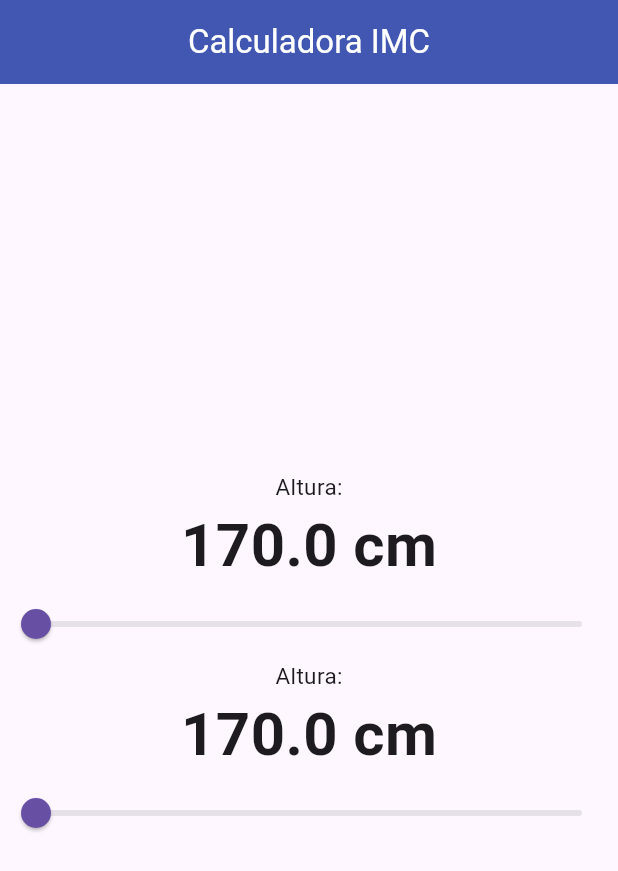
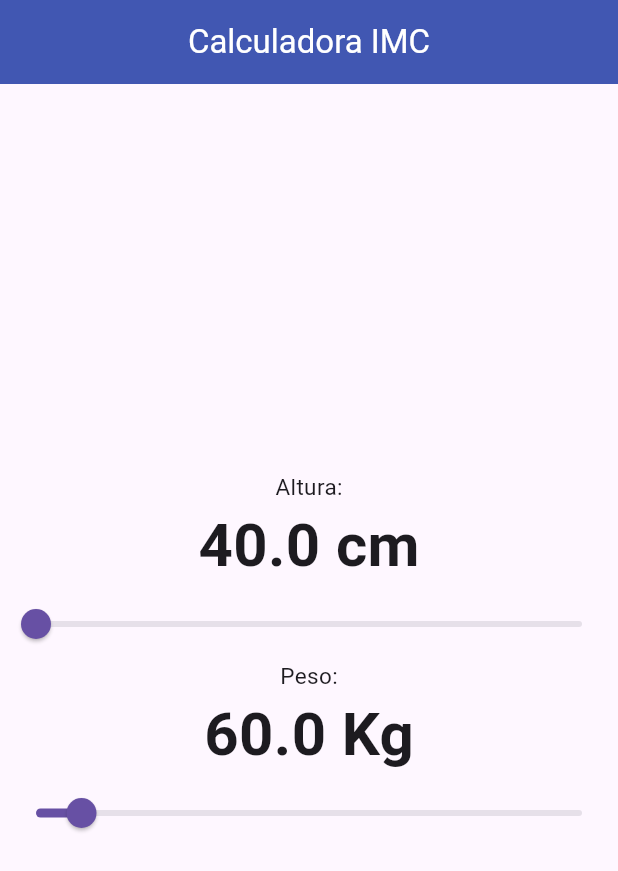
Before and after one commit to fr4nsgallegos/imcappg13, a Flutter app: the screen it shows after launch, on a phone screen of 412 x 824 dp. Shown: the top 871 px of the screen. Run offline on Flutter 3.47's test engine with Material 3 defaults, Android fonts, the phone set to English and light mode, and no system bars.

Commit message:
slider desde statefullwidget

```diff
--- a/lib/pages/imc_page.dart
+++ b/lib/pages/imc_page.dart
@@ -1,4 +1,5 @@
 import 'package:flutter/material.dart';
+import 'package:imcappg13/widgets/slider_widget.dart';
 
 class ImcPage extends StatefulWidget {
   @override
@@ -8,27 +9,8 @@ class ImcPage extends StatefulWidget {
 class _ImcPageState extends State<ImcPage> {
   // double sliderValue = 1;
 
-  double sliderHeigth = 0;
-  double sliderweight = 0;
-
-  Widget sliderWidget() {
-    return Column(
-      children: [
-        Text("Altura:", style: TextStyle(fontSize: 15)),
-        Text(
-          "170.0 cm",
-          style: TextStyle(fontWeight: FontWeight.bold, fontSize: 40),
-        ),
-        Slider(
-          value: sliderHeigth,
-          onChanged: (value) {
-            sliderHeigth = value;
-            setState(() {});
-          },
-        ),
-      ],
-    );
-  }
+  double sliderHeigth = 40;
+  double sliderweight = 60;
 
   @override
   Widget build(BuildContext context) {
@@ -42,7 +24,18 @@ class _ImcPageState extends State<ImcPage> {
       body: Center(
         child: Column(
           mainAxisAlignment: MainAxisAlignment.center,
-          children: [sliderWidget(), sliderWidget()],
+          children: [
+            SliderWidget(
+              title: "Altura",
+              unidadMedida: "cm",
+              value: sliderHeigth,
+            ),
+            SliderWidget(
+              title: "Peso",
+              unidadMedida: "Kg",
+              value: sliderweight,
+            ),
+          ],
         ),
       ),
     );
--- /dev/null
+++ b/lib/widgets/slider_widget.dart
@@ -0,0 +1,44 @@
+import 'package:flutter/material.dart';
+
+class SliderWidget extends StatefulWidget {
+  double value;
+  String title;
+  String unidadMedida;
+
+  SliderWidget({
+    required this.value,
+    required this.title,
+    required this.unidadMedida,
+  });
+
+  @override
+  State<SliderWidget> createState() => _SliderWidgetState();
+}
+
+class _SliderWidgetState extends State<SliderWidget> {
+  double roundedDecimal(double number) {
+    return double.parse(number.toStringAsFixed(2));
+  }
+
+  @override
+  Widget build(BuildContext context) {
+    return Column(
+      children: [
+        Text("${widget.title}:", style: TextStyle(fontSize: 15)),
+        Text(
+          "${widget.value} ${widget.unidadMedida}",
+          style: TextStyle(fontWeight: FontWeight.bold, fontSize: 40),
+        ),
+        Slider(
+          min: 40,
+          max: 280,
+          value: widget.value,
+          onChanged: (value) {
+            widget.value = roundedDecimal(value);
+            setState(() {});
+          },
+        ),
+      ],
+    );
+  }
+}
```
